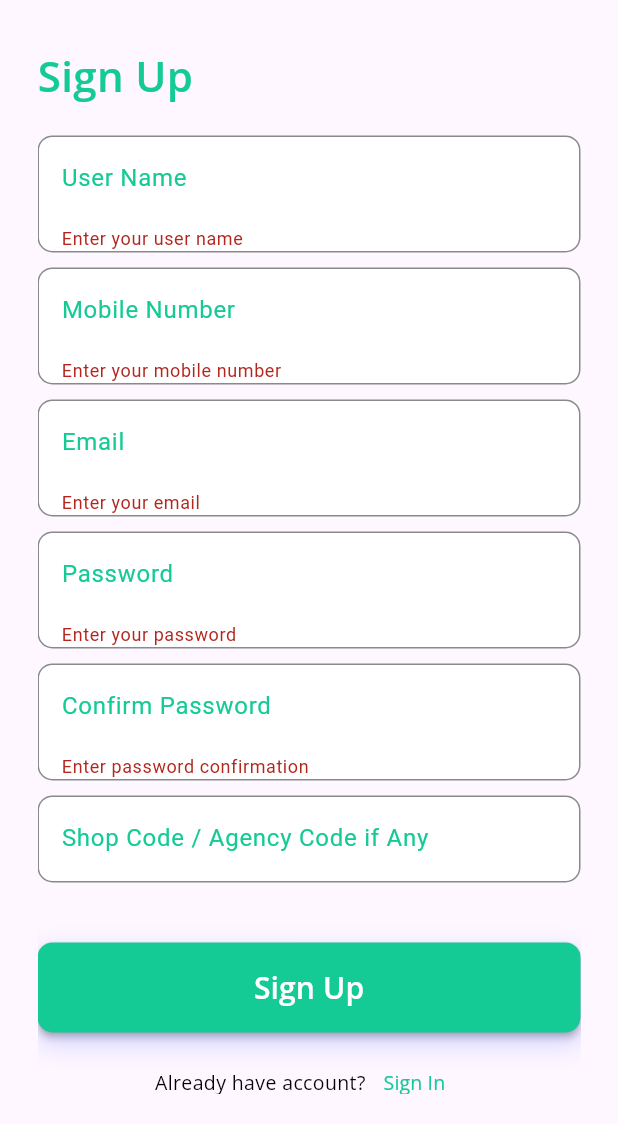
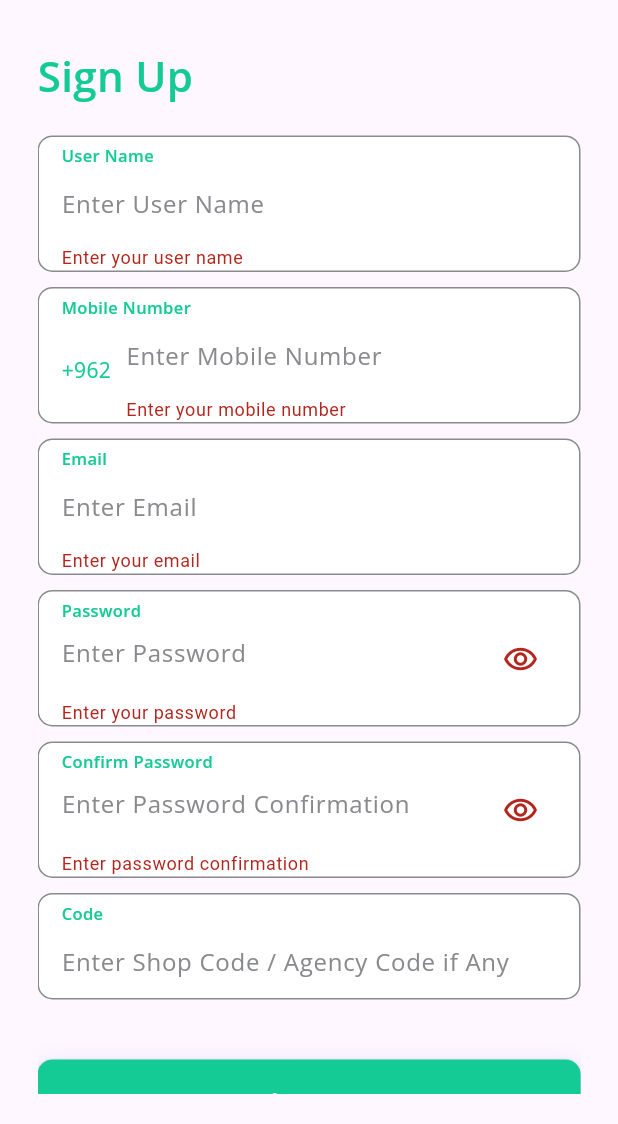
Before and after one commit to Mahmoud-Niazy/wasil, a Flutter app: the SignUpView screen opened directly, after a tap on "Sign Up", on a phone screen of 412 x 824 dp, the part 112-1236 px from its top. Run offline on Flutter 3.47's test engine with Material 3 defaults, Android fonts, the phone set to English and light mode, and no system bars; our stand-ins replace dartz, dio, flutter_bloc, flutter_svg, get_it.

Commit message:
Edit Custom Text Form Field

```diff
--- a/lib/core/app_styles/app_styles.dart
+++ b/lib/core/app_styles/app_styles.dart
@@ -29,6 +29,13 @@
     color: Colors.white,
   );
 
+  static const TextStyle style11 = TextStyle(
+    fontSize: 11,
+    fontWeight: FontWeight.w600,
+    fontFamily: AppConstance.primaryFontFamily,
+    color: AppConstance.primaryAppColor,
+  );
+
   static const TextStyle style13 = TextStyle(
     fontSize: 13,
     fontWeight: FontWeight.w400,
@@ -42,4 +49,11 @@
     fontFamily: AppConstance.primaryFontFamily,
     color: Colors.white,
   );
+
+  static const TextStyle style14 = TextStyle(
+    fontSize: 14,
+    fontWeight: FontWeight.w400,
+    fontFamily: AppConstance.primaryFontFamily,
+    color: AppConstance.primaryAppColor,
+  );
 }
--- a/lib/core/widgets/custom_text_form_field.dart
+++ b/lib/core/widgets/custom_text_form_field.dart
@@ -1,26 +1,29 @@
 import 'package:flutter/material.dart';
-import 'package:wasil/core/app_constance/app_constance.dart';
 
 import '../../../../../core/app_styles/app_styles.dart';
 import 'custom_icon_button.dart';
 
 //ignore: must_be_immutable
 class CustomTextFormField extends StatefulWidget {
-  final String title;
+  final String hintText;
+  final String label ;
   bool isPassword;
   final bool isSuffixIconShown;
   final TextInputType? keyboardType ;
   final String? Function(String?)? validator ;
   final TextEditingController controller ;
+  final bool isPhoneNumber ;
 
   CustomTextFormField({
     super.key,
-    required this.title,
+    required this.hintText,
     this.isPassword = false,
     this.isSuffixIconShown = false,
     this.keyboardType,
     required this.validator,
     required this.controller,
+    this.isPhoneNumber = false,
+    required this.label,
   });
 
   @override
@@ -39,18 +42,40 @@
         borderRadius: BorderRadius.circular(10),
       ),
       padding: const EdgeInsets.symmetric(horizontal: 15,),
+      child: Padding(
+        padding: const EdgeInsets.only(
+          top: 5,
+        ),
+        child: Column(
+          crossAxisAlignment: CrossAxisAlignment.start,
+          children: [
+            Text(
+              widget.label,
+              style: AppStyles.style11,
+            ),
+            Row(
+              children: [
+                if(widget.isPhoneNumber)
+                  const Row(
+                    children: [
+                      Text(
+                        '+962',
+                        style: AppStyles.style14,
+                      ),
+                      SizedBox(
+                        width: 10,
+                      ),
+                    ],
+                  ),
+
+                Expanded(
                   child: TextFormField(
                     controller: widget.controller,
                     validator: widget.validator,
                     keyboardType: widget.keyboardType ,
                     decoration: InputDecoration(
                       border: InputBorder.none,
-          label: Text(
-              widget.title,
-            style: const TextStyle(
-              color: AppConstance.primaryAppColor,
-            ),
-          ),
+                      hintText: widget.hintText,
                       hintStyle: AppStyles.style18.copyWith(
                         fontSize: 16,
                       ),
@@ -69,6 +94,12 @@
                     ),
                     obscureText: widget.isPassword,
                   ),
+                ),
+              ],
+            ),
+          ],
+        ),
+      ),
     );
   }
 }
--- a/lib/features/auth/presentation/view/sign_in_view.dart
+++ b/lib/features/auth/presentation/view/sign_in_view.dart
@@ -60,7 +60,9 @@
                         height: 30,
                       ),
                       CustomTextFormField(
-                        title: 'Mobile Number',
+                        label: 'Mobile Number',
+                        isPhoneNumber: true,
+                        hintText: 'Enter Mobile Number',
                         validator: (value) {
                           if (value!.isEmpty) {
                             return 'Enter your mobile phone';
@@ -74,7 +76,8 @@
                         height: 10,
                       ),
                       CustomTextFormField(
-                        title: 'Password',
+                        label: 'Password',
+                        hintText: 'Enter Your Password',
                         validator: (value) {
                           if (value!.isEmpty) {
                             return 'Enter your password';
--- a/lib/features/auth/presentation/view/sign_up_view.dart
+++ b/lib/features/auth/presentation/view/sign_up_view.dart
@@ -63,7 +63,8 @@
                         height: 20,
                       ),
                       CustomTextFormField(
-                        title: 'User Name',
+                        label: 'User Name',
+                        hintText: 'Enter User Name',
                         validator: (value) {
                           if (value!.isEmpty) {
                             return 'Enter your user name';
@@ -76,7 +77,9 @@
                         height: 10,
                       ),
                       CustomTextFormField(
-                        title: 'Mobile Number',
+                        label: 'Mobile Number',
+                        isPhoneNumber: true,
+                        hintText: 'Enter Mobile Number',
                         validator: (value) {
                           if (value!.isEmpty) {
                             return 'Enter your mobile number';
@@ -90,7 +93,9 @@
                         height: 10,
                       ),
                       CustomTextFormField(
-                        title: 'Email',
+                        label: 'Email',
+                        hintText: 'Enter Email',
+                        keyboardType: TextInputType.emailAddress,
                         validator: (value) {
                           if (value!.isEmpty) {
                             return 'Enter your email';
@@ -103,7 +108,10 @@
                         height: 10,
                       ),
                       CustomTextFormField(
-                        title: 'Password',
+                        label: 'Password',
+                        hintText: 'Enter Password',
+                        isPassword: true,
+                        isSuffixIconShown: true,
                         validator: (value) {
                           if (value!.isEmpty) {
                             return 'Enter your password';
@@ -116,7 +124,10 @@
                         height: 10,
                       ),
                       CustomTextFormField(
-                        title: 'Confirm Password',
+                        label: 'Confirm Password',
+                        isSuffixIconShown: true,
+                        hintText: 'Enter Password Confirmation ',
+                        isPassword: true,
                         validator: (value) {
                           if (value!.isEmpty) {
                             return 'Enter password confirmation';
@@ -132,7 +143,8 @@
                         height: 10,
                       ),
                       CustomTextFormField(
-                        title: 'Shop Code / Agency Code if Any',
+                        label: 'Code',
+                        hintText: 'Enter Shop Code / Agency Code if Any',
                         validator: (value) {
                           return null;
                         },
```
Lines whose indentation alone changed are shown as unchanged.
